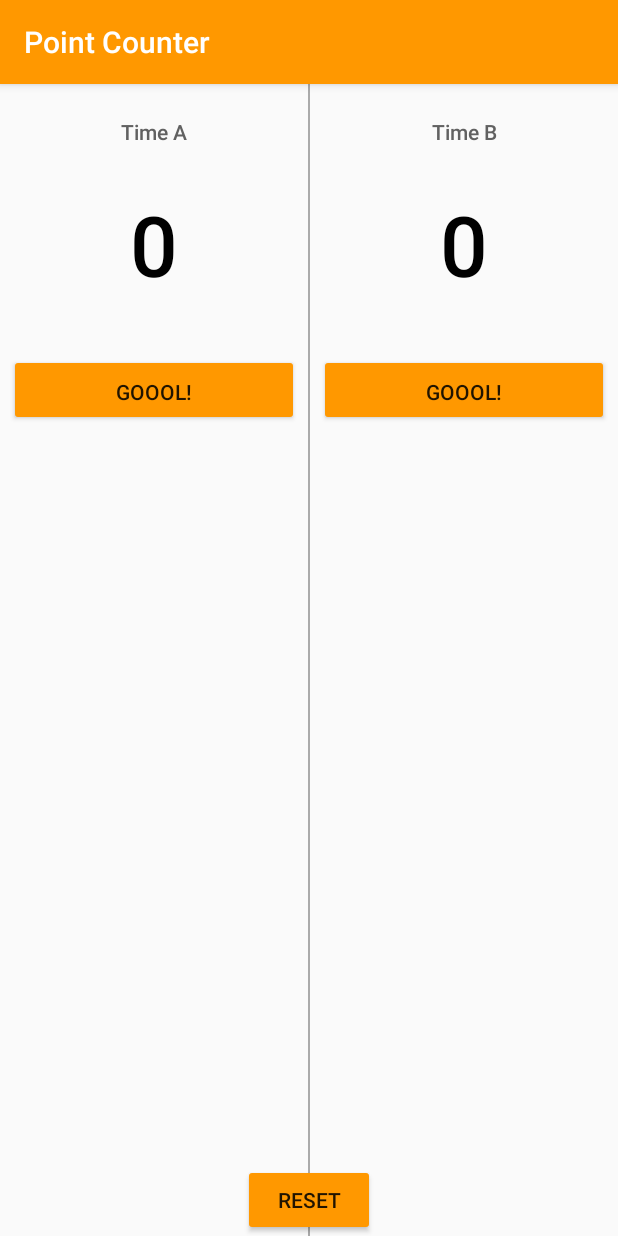
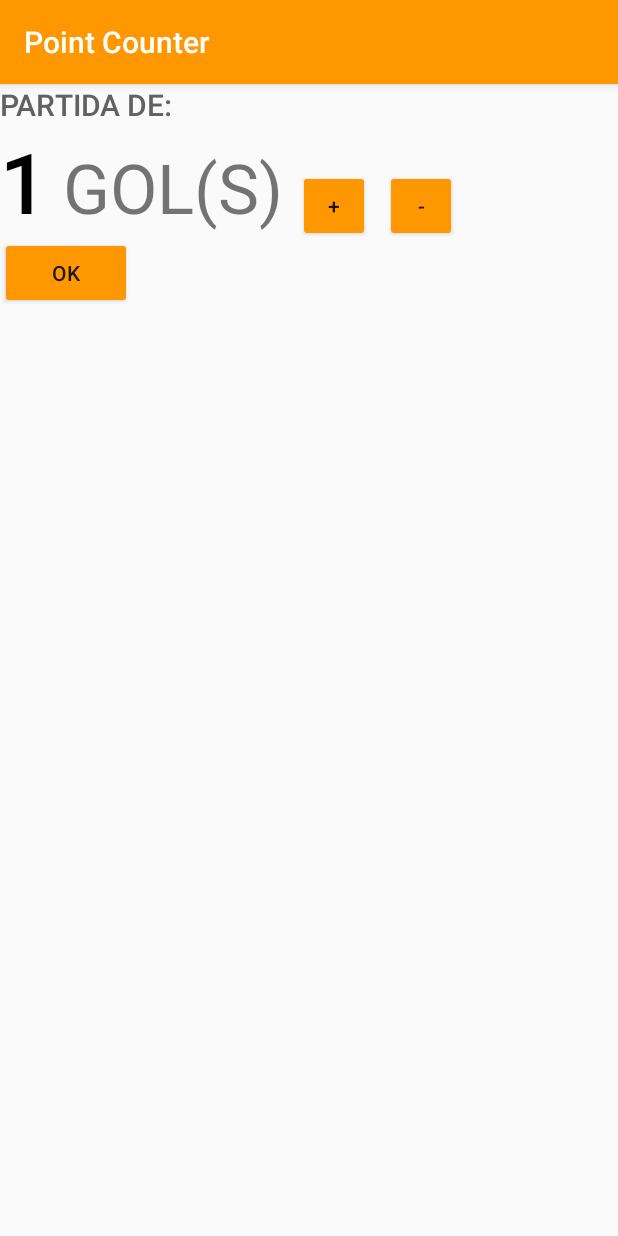
Before and after one commit to hugomaatheus/CourtCounter, an Android app: the screen it shows after launch (FutActivity before the commit, SetFutActivity after it), after a tap on "FUTSAL", on a phone screen of 412 x 824 dp. Run offline under Robolectric (Android 15) with nearby library versions, the phone set to English and light mode, and no system bars.

```diff
--- a/app/src/main/AndroidManifest.xml
+++ b/app/src/main/AndroidManifest.xml
@@ -17,7 +17,8 @@
             </intent-filter>
         </activity>
         <activity android:name=".BskActivity" />
-        <activity android:name=".FutActivity"></activity>
+        <activity android:name=".FutActivity" />
+        <activity android:name=".SetFutActivity"></activity>
     </application>
 
 </manifest>
--- a/app/src/main/java/com/example/hugo/pointcounter/MainActivity.java
+++ b/app/src/main/java/com/example/hugo/pointcounter/MainActivity.java
@@ -23,7 +23,7 @@ public class MainActivity extends AppCompatActivity {
 
     //calling the futsal view
     public void futView(View v) {
-        Intent i = new Intent(this, FutActivity.class);
+        Intent i = new Intent(this, SetFutActivity.class);
         startActivity(i);
     }
 
--- /dev/null
+++ b/app/src/main/java/com/example/hugo/pointcounter/SetFutActivity.java
@@ -0,0 +1,39 @@
+package com.example.hugo.pointcounter;
+
+import android.content.Intent;
+import android.support.v7.app.AppCompatActivity;
+import android.os.Bundle;
+import android.view.View;
+import android.widget.TextView;
+
+public class SetFutActivity extends AppCompatActivity {
+
+    int gameScore = 1;
+
+    @Override
+    protected void onCreate(Bundle savedInstanceState) {
+        super.onCreate(savedInstanceState);
+        setContentView(R.layout.activity_set_fut);
+    }
+
+    public void displayGameScore(int score) {
+        TextView scoreView = (TextView) findViewById(R.id.game_score);
+        scoreView.setText(String.valueOf(score));
+    }
+
+    public void scorePlusPlus(View v) {
+        gameScore++;
+        displayGameScore(gameScore);
+    }
+
+    public void scoreSubcract(View v) {
+        gameScore--;
+        displayGameScore(gameScore);
+    }
+
+    public void saveScoreGame(View v) {
+        Intent i = new Intent(this, FutActivity.class);
+        i.putExtra("gameScore", gameScore);
+        startActivity(i);
+    }
+}
--- /dev/null
+++ b/app/src/main/res/layout/activity_set_fut.xml
@@ -0,0 +1,61 @@
+<?xml version="1.0" encoding="utf-8"?>
+<LinearLayout xmlns:android="http://schemas.android.com/apk/res/android"
+    xmlns:app="http://schemas.android.com/apk/res-auto"
+    xmlns:tools="http://schemas.android.com/tools"
+    android:layout_width="match_parent"
+    android:layout_height="match_parent"
+    android:orientation="vertical"
+    tools:context="com.example.hugo.pointcounter.SetFutActivity">
+
+    <TextView
+        android:layout_width="wrap_content"
+        android:layout_height="wrap_content"
+        android:text="Partida de:"
+        android:textAllCaps="true"
+        android:textSize="20dp"
+        android:textColor="#616161"
+        android:fontFamily="sans-serif-medium"/>
+
+    <LinearLayout
+        android:layout_width="wrap_content"
+        android:layout_height="wrap_content"
+        android:orientation="horizontal">
+
+        <TextView
+            android:id="@+id/game_score"
+            android:layout_width="wrap_content"
+            android:layout_height="wrap_content"
+            android:text="1"
+            android:textSize="56sp"
+            android:textColor="#000000"
+            android:fontFamily="sans-serif-medium"/>
+        <TextView
+            android:layout_width="wrap_content"
+            android:layout_height="wrap_content"
+            android:layout_marginLeft="10dp"
+            android:layout_marginRight="10dp"
+            android:text="Gol(s)"
+            android:textAllCaps="true"
+            android:textSize="46sp"/>
+
+        <Button
+            android:layout_width="48dp"
+            android:layout_height="48dp"
+            android:layout_marginRight="10dp"
+            android:text="+"
+            android:onClick="scorePlusPlus"/>
+
+        <Button
+            android:layout_width="48dp"
+            android:layout_height="48dp"
+            android:text="-"
+            android:onClick="scoreSubcract"/>
+    </LinearLayout>
+
+    <Button
+        android:layout_width="wrap_content"
+        android:layout_height="wrap_content"
+        android:text="OK"
+        android:onClick="saveScoreGame"/>
+
+</LinearLayout>
```
Also changed, not shown: app/src/main/java/com/example/hugo/pointcounter/FutActivity.java (+31 -0 lines).
